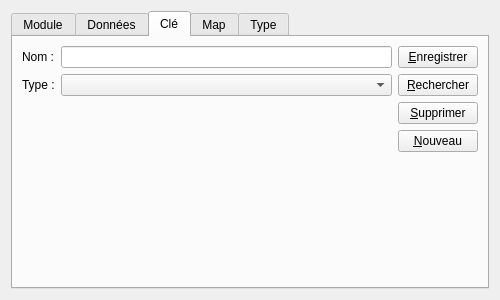
gkesse/ReadyCode, file app/cpp/qmake/mingw/code/src/manager/GConfigUi.ui: the form before one commit.
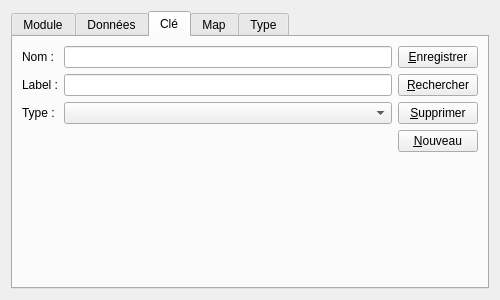
The form after the commit. The open tabs and pages were chosen to show the change. Custom widgets are drawn as their Qt base class.

The edit to the form file:
```diff
--- a/app/cpp/qmake/mingw/code/src/manager/GConfigUi.ui
+++ b/app/cpp/qmake/mingw/code/src/manager/GConfigUi.ui
@@ -302,30 +302,40 @@
         <layout class="QVBoxLayout" name="verticalLayout_7" stretch="0,0">
          <item>
           <layout class="QFormLayout" name="formLayout_4">
-           <item row="0" column="1">
+           <item row="1" column="1">
             <layout class="QHBoxLayout" name="horizontalLayout_4">
              <item>
-              <widget class="QLineEdit" name="edtNameKey"/>
+              <widget class="QLineEdit" name="edtLabelKey"/>
              </item>
             </layout>
            </item>
-           <item row="0" column="0">
+           <item row="1" column="0">
             <widget class="QLabel" name="label_4">
              <property name="text">
-              <string>Nom :</string>
+              <string>Label :</string>
              </property>
             </widget>
            </item>
-           <item row="1" column="0">
+           <item row="2" column="0">
             <widget class="QLabel" name="label_8">
              <property name="text">
               <string>Type :</string>
              </property>
             </widget>
            </item>
-           <item row="1" column="1">
+           <item row="2" column="1">
             <widget class="GComboBox" name="cmbTypeKey"/>
            </item>
+           <item row="0" column="0">
+            <widget class="QLabel" name="label_9">
+             <property name="text">
+              <string>Nom :</string>
+             </property>
+            </widget>
+           </item>
+           <item row="0" column="1">
+            <widget class="QLineEdit" name="edtNameKey"/>
+           </item>
           </layout>
          </item>
          <item>
```
Left out of the diff: 2 changed lines with no effect on the pictures.
